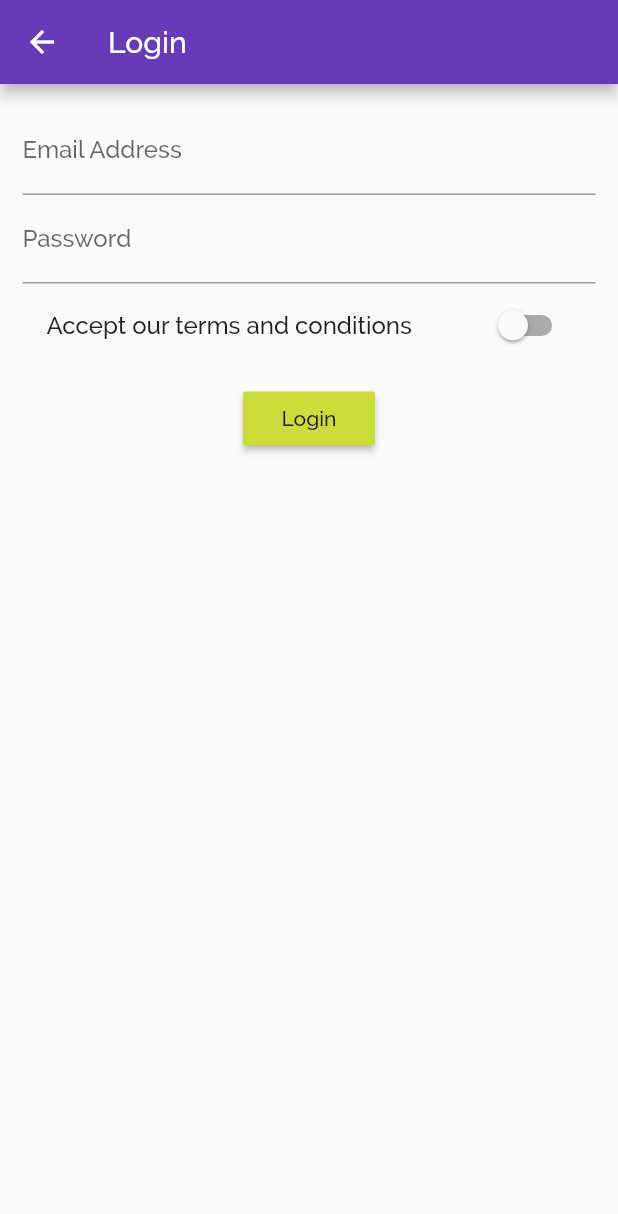
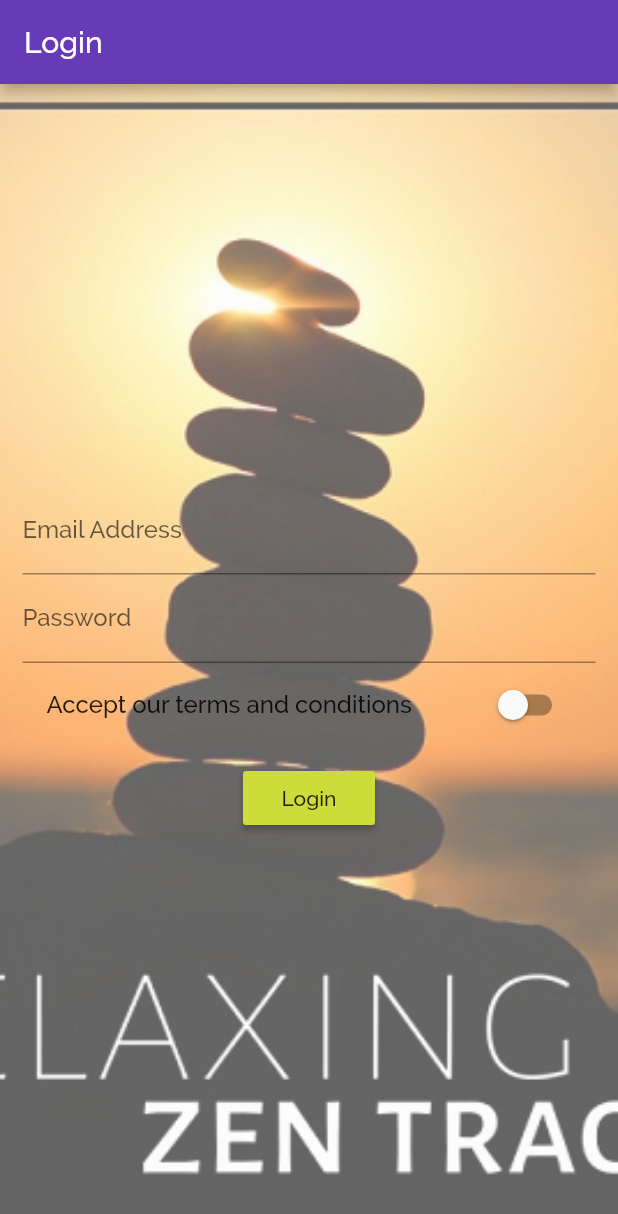
Before and after one commit to ZenMittal/shoppingApp, a Flutter app: the AuthPage screen opened directly, on a phone screen of 412 x 824 dp. Shown: the top 1214 px of the screen. Run offline on Flutter 3.47's test engine with Material 2 defaults, Android fonts, the phone set to English and light mode, and no system bars.

Commit message:
Added bg image in Auth

```diff
--- a/lib/main.dart
+++ b/lib/main.dart
@@ -59,9 +59,9 @@ class _MyAppState extends State<MyApp> {
         accentColor: Colors.lime,
         fontFamily: "Raleway",
       ),
-      // home: AuthPage(),
+      home: AuthPage(),
       routes: {
-        "/": (BuildContext context) => ProductsPage(_products),
+        // "/": (BuildContext context) => ProductsPage(_products),
         "/admin": (BuildContext context) => ProductsAdminPage(_addProduct, _deleteProduct),
       },
       onGenerateRoute: (RouteSettings route) {
--- a/lib/pages/auth.dart
+++ b/lib/pages/auth.dart
@@ -21,7 +21,17 @@ class _AuthPageState extends State<AuthPage> {
         title: Text("Login"),
       ),
       body: Container(
-        margin: EdgeInsets.all(15.0),
+        decoration: BoxDecoration(
+          image: DecorationImage(
+            image: AssetImage("lib/assets/img/cover.jpg"),
+            fit: BoxFit.cover,
+            colorFilter: ColorFilter.mode(
+                Colors.black.withOpacity(0.6), BlendMode.dstATop),
+          ),
+        ),
+        padding: EdgeInsets.all(15.0),
+        child: Center(
+          child: SingleChildScrollView(
             child: Column(
               children: <Widget>[
                 TextField(
@@ -60,6 +70,8 @@ class _AuthPageState extends State<AuthPage> {
               ],
             ),
           ),
+        ),
+      ),
     );
   }
 }
```
Lines whose indentation alone changed are shown as unchanged.
